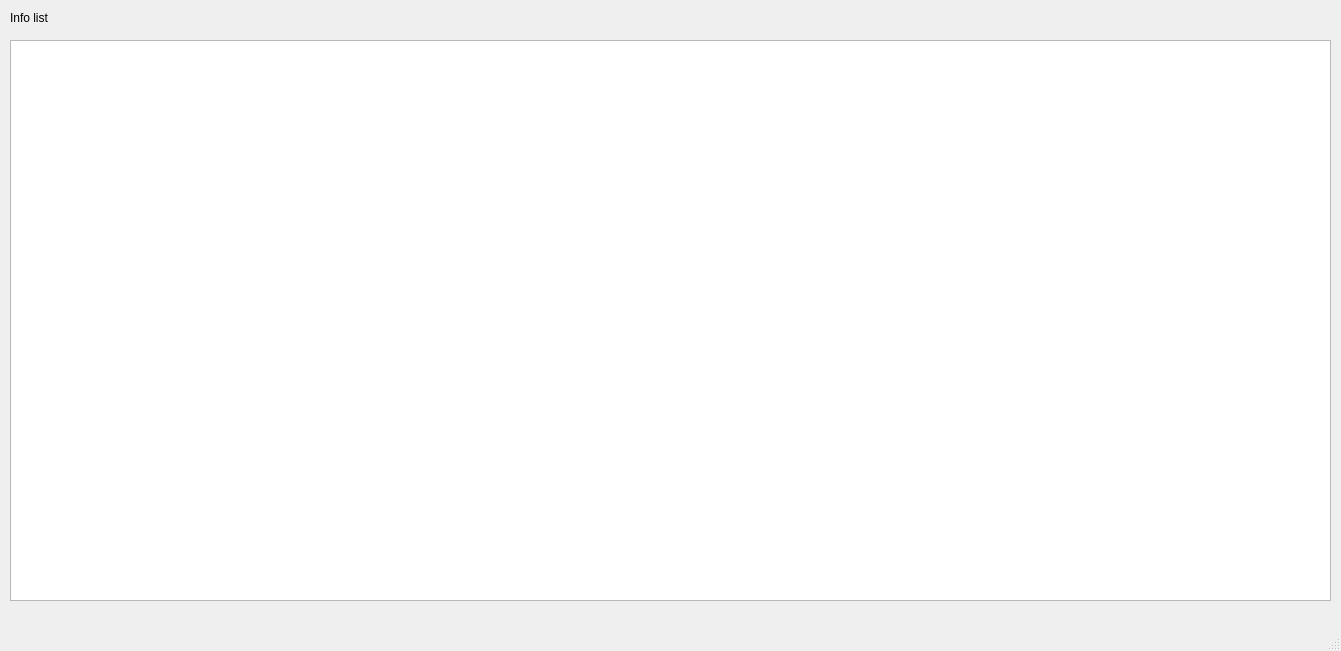
The window that main_window.ui (huunguyen95/fb_project) describes before a commit, drawn with Qt 5.
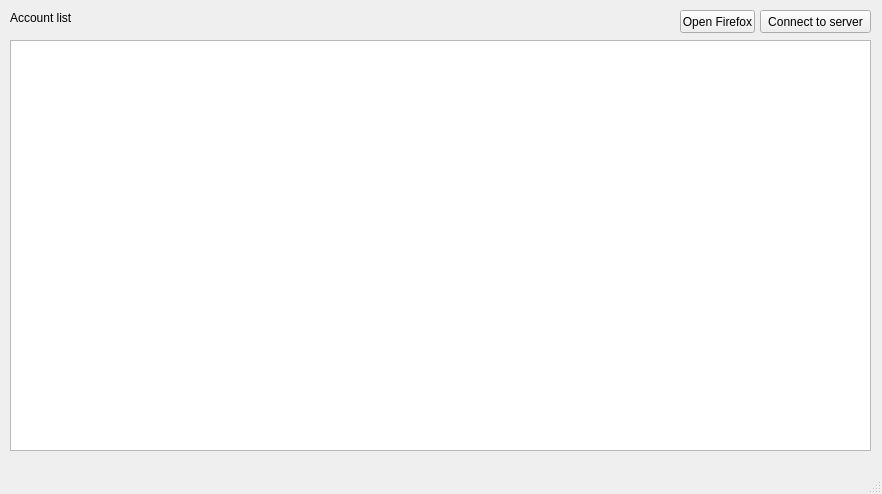
The same window after the commit.

What changed in the file:
```diff
--- a/main_window.ui
+++ b/main_window.ui
@@ -6,24 +6,20 @@
    <rect>
     <x>0</x>
     <y>0</y>
-    <width>1341</width>
-    <height>651</height>
+    <width>882</width>
+    <height>494</height>
    </rect>
   </property>
+  <property name="sizePolicy">
+   <sizepolicy hsizetype="Fixed" vsizetype="Fixed">
+    <horstretch>0</horstretch>
+    <verstretch>0</verstretch>
+   </sizepolicy>
+  </property>
   <property name="windowTitle">
    <string>MainWindow</string>
   </property>
   <widget class="QWidget" name="centralwidget">
-   <widget class="QTableView" name="tableView">
-    <property name="geometry">
-     <rect>
-      <x>10</x>
-      <y>40</y>
-      <width>1321</width>
-      <height>561</height>
-     </rect>
-    </property>
-   </widget>
    <widget class="QLabel" name="label">
     <property name="geometry">
      <rect>
@@ -34,10 +30,62 @@
      </rect>
     </property>
     <property name="text">
-     <string>Info list</string>
+     <string>Account list</string>
+    </property>
+   </widget>
+   <widget class="QPushButton" name="pushButton">
+    <property name="geometry">
+     <rect>
+      <x>760</x>
+      <y>10</y>
+      <width>111</width>
+      <height>23</height>
+     </rect>
+    </property>
+    <property name="text">
+     <string>Connect to server</string>
+    </property>
+   </widget>
+   <widget class="QTableView" name="tableView">
+    <property name="geometry">
+     <rect>
+      <x>10</x>
+      <y>40</y>
+      <width>861</width>
+      <height>411</height>
+     </rect>
+    </property>
+    <property name="selectionMode">
+     <enum>QAbstractItemView::SingleSelection</enum>
+    </property>
+    <property name="selectionBehavior">
+     <enum>QAbstractItemView::SelectRows</enum>
+    </property>
+    <attribute name="horizontalHeaderStretchLastSection">
+     <bool>true</bool>
+    </attribute>
+    <attribute name="verticalHeaderVisible">
+     <bool>false</bool>
+    </attribute>
+    <attribute name="verticalHeaderHighlightSections">
+     <bool>true</bool>
+    </attribute>
+   </widget>
+   <widget class="QPushButton" name="pushButton_2">
+    <property name="geometry">
+     <rect>
+      <x>680</x>
+      <y>10</y>
+      <width>75</width>
+      <height>23</height>
+     </rect>
+    </property>
+    <property name="text">
+     <string>Open Firefox</string>
     </property>
    </widget>
   </widget>
+  <widget class="QStatusBar" name="statusbar"/>
   <widget class="QMenuBar" name="menubar">
    <property name="geometry">
     <rect>
@@ -48,7 +96,6 @@
     </rect>
    </property>
   </widget>
-  <widget class="QStatusBar" name="statusbar"/>
  </widget>
  <resources/>
  <connections/>
```
Left out of the diff: 8 changed lines with no effect on the pictures.
